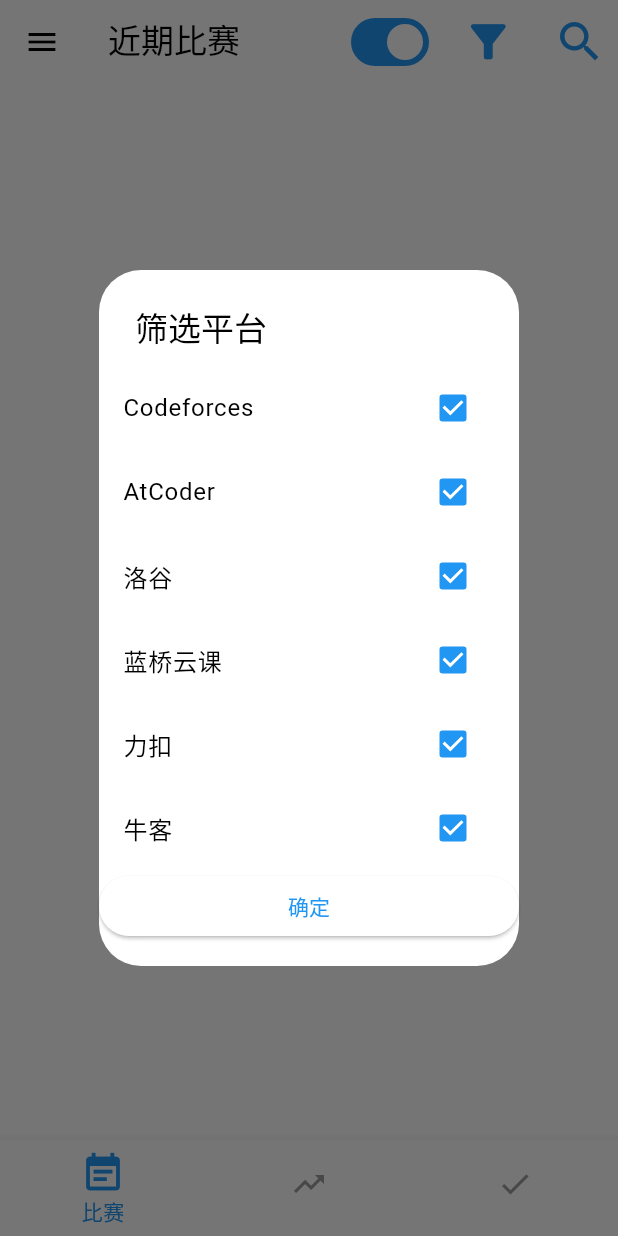
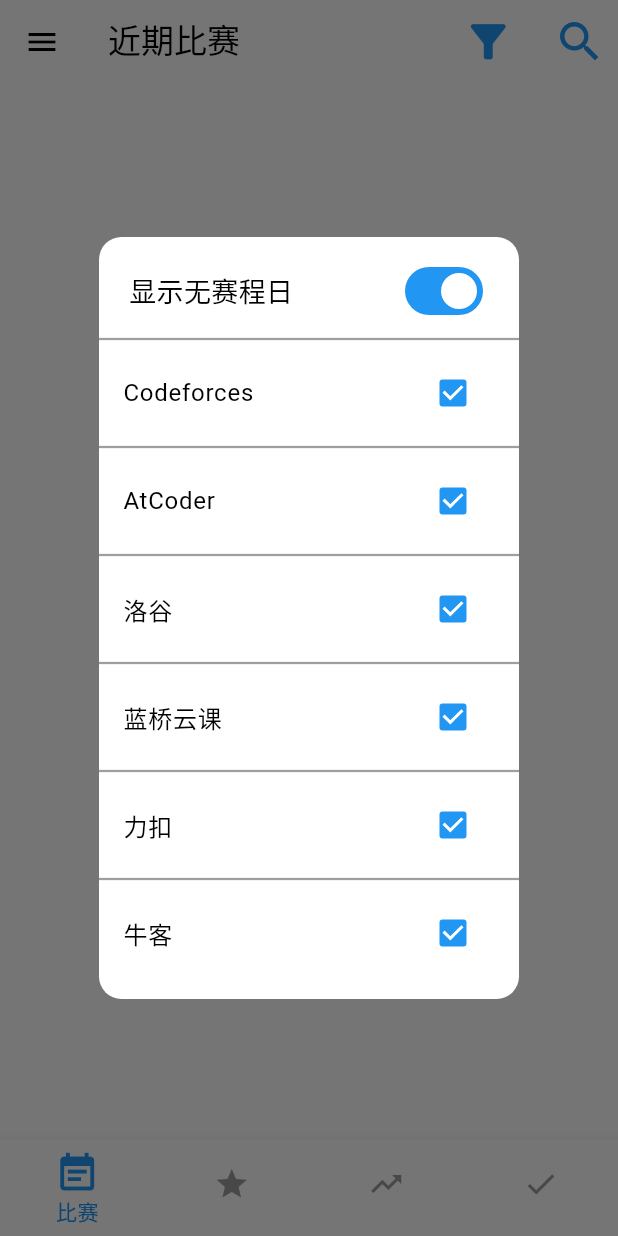
Before and after one commit to 2754LM/oj_helper, a Flutter app: the screen it shows after launch, after a tap on the "filter alt" icon, on a phone screen of 412 x 824 dp. Run offline on Flutter 3.47's test engine with Material 3 defaults, Android fonts, the phone set to English and light mode, and no system bars; our stand-ins replace dio, fl_chart, shared_preferences.

Commit message:
feature:进度条，页面修改

```diff
--- a/lib/UI/navigation_page.dart
+++ b/lib/UI/navigation_page.dart
@@ -1,8 +1,8 @@
 import 'package:flutter/material.dart';
-
 import 'rating_page.dart';
 import 'recent_contest_page.dart';
 import 'solved_num_page.dart';
+import 'favorites_page.dart';
 
 class NavigationPage extends StatefulWidget {
   @override
@@ -15,6 +15,7 @@ class _NavigationPageState extends State<NavigationPage> {
   //页面列表
   final List<Widget> _pages = [
     RecentContestPage(),
+    FavoritesPage(),
     RatingPage(),
     SolvedNumPage(),
   ];
@@ -23,17 +24,18 @@ class _NavigationPageState extends State<NavigationPage> {
     return Scaffold(
       //动画样式
       body: AnimatedSwitcher(
-        duration: const Duration(milliseconds: 300), // 动画持续时间
+        duration: const Duration(milliseconds: 300),
         transitionBuilder: (child, animation) => FadeTransition(
-          opacity: animation, // 使用 淡入淡出动画
+          opacity: animation,
           child: child,
         ),
-        child: _pages[_selectedIndex], // 使用 _pages[_selectedIndex] 作为子组件
+        child: _pages[_selectedIndex],
       ),
       // 底部导航栏
       bottomNavigationBar: BottomNavigationBar(
         items: const <BottomNavigationBarItem>[
           BottomNavigationBarItem(icon: Icon(Icons.event_note), label: '比赛'),
+          BottomNavigationBarItem(icon: Icon(Icons.star), label: '收藏'),
           BottomNavigationBarItem(icon: Icon(Icons.trending_up), label: '分数'),
           BottomNavigationBarItem(icon: Icon(Icons.done), label: '题量'),
         ],
@@ -41,10 +43,12 @@ class _NavigationPageState extends State<NavigationPage> {
           color: Colors.blue,
           size: 30,
         ),
+        type: BottomNavigationBarType.fixed,
         unselectedItemColor: Colors.grey,
         showSelectedLabels: true,
         showUnselectedLabels: false,
         currentIndex: _selectedIndex,
+        selectedLabelStyle: TextStyle(color: Colors.blue),
         // 点击事件
         onTap: (index) {
           setState(() {
--- a/lib/UI/recent_contest_page.dart
+++ b/lib/UI/recent_contest_page.dart
@@ -1,3 +1,5 @@
+import 'dart:io';
+
 import 'package:dio/dio.dart';
 import 'package:flutter/material.dart';
 import 'package:oj_helper/models/contest.dart' show Contest;
@@ -15,12 +17,11 @@ class _RecentContestPageState extends State<RecentContestPage>
     with AutomaticKeepAliveClientMixin {
   @override
   bool get wantKeepAlive => true;
-
+  final platForms = ['Codeforces', 'AtCoder', '洛谷', '蓝桥云课', '力扣', '牛客'];
   // 按日期分类的比赛列表，长度为7
   Dio dio = Dio();
   // 查询天数，默认7天
   int day = 7;
-
   // 加载状态
   bool isLoading = false;
 
@@ -56,17 +57,6 @@ class _RecentContestPageState extends State<RecentContestPage>
           ),
         ),
         actions: [
-          Switch(
-            value: Provider.of<ContestProvider>(context).showEmptyDay,
-            onChanged: (value) {
-              if (mounted) {
-                setState(() {
-                  Provider.of<ContestProvider>(context, listen: false)
-                      .toggleShowEmptyDay(value);
-                });
-              }
-            },
-          ),
           SizedBox(width: 10),
           IconButton(
             icon: Icon(Icons.filter_alt),
@@ -102,92 +92,49 @@ class _RecentContestPageState extends State<RecentContestPage>
     showDialog(
         context: context,
         builder: (BuildContext context) {
-          return SimpleDialog(title: Text('筛选平台'), children: [
-            DialogCheckbox(
-              title: 'Codeforces',
-              value: Provider.of<ContestProvider>(context)
-                  .selectedPlatforms['Codeforces'],
+          return SimpleDialog(
+            shape: RoundedRectangleBorder(
+              borderRadius: BorderRadius.circular(15),
+            ),
+            children: [
+              Row(children: [
+                SizedBox(width: 20),
+                Text(
+                  '显示无赛程日',
+                  style: TextStyle(fontSize: 18, color: Colors.black),
+                ),
+                Spacer(),
+                Switch(
+                  value: Provider.of<ContestProvider>(context).showEmptyDay,
                   onChanged: (value) {
                     if (mounted) {
                       setState(() {
                         Provider.of<ContestProvider>(context, listen: false)
-                        .updatePlatformSelection('Codeforces', value!);
+                            .toggleShowEmptyDay(value);
                       });
                     }
                   },
                 ),
+                SizedBox(width: 20),
+              ]),
+              for (var name in platForms) ...[
+                Divider(color: Colors.grey, thickness: 1.5),
                 DialogCheckbox(
-              title: 'AtCoder',
+                  title: name,
                   value: Provider.of<ContestProvider>(context)
-                  .selectedPlatforms['AtCoder'],
+                      .selectedPlatforms[name],
                   onChanged: (value) {
                     if (mounted) {
                       setState(() {
                         Provider.of<ContestProvider>(context, listen: false)
-                        .updatePlatformSelection('AtCoder', value!);
+                            .updatePlatformSelection(name, value!);
                       });
                     }
                   },
                 ),
-            DialogCheckbox(
-              title: '洛谷',
-              value:
-                  Provider.of<ContestProvider>(context).selectedPlatforms['洛谷'],
-              onChanged: (value) {
-                if (mounted) {
-                  setState(() {
-                    Provider.of<ContestProvider>(context, listen: false)
-                        .updatePlatformSelection('洛谷', value!);
-                  });
-                }
-              },
-            ),
-            DialogCheckbox(
-              title: '蓝桥云课',
-              value: Provider.of<ContestProvider>(context)
-                  .selectedPlatforms['蓝桥云课'],
-              onChanged: (value) {
-                if (mounted) {
-                  setState(() {
-                    Provider.of<ContestProvider>(context, listen: false)
-                        .updatePlatformSelection('蓝桥云课', value!);
-                  });
-                }
-              },
-            ),
-            DialogCheckbox(
-              title: '力扣',
-              value:
-                  Provider.of<ContestProvider>(context).selectedPlatforms['力扣'],
-              onChanged: (value) {
-                if (mounted) {
-                  setState(() {
-                    Provider.of<ContestProvider>(context, listen: false)
-                        .updatePlatformSelection('力扣', value!);
-                  });
-                }
-              },
-            ),
-            DialogCheckbox(
-              title: '牛客',
-              value:
-                  Provider.of<ContestProvider>(context).selectedPlatforms['牛客'],
-              onChanged: (value) {
-                if (mounted) {
-                  setState(() {
-                    Provider.of<ContestProvider>(context, listen: false)
-                        .updatePlatformSelection('牛客', value!);
-                  });
-                }
-              },
-            ),
-            ElevatedButton(
-              child: Text('确定'),
-              onPressed: () {
-                Navigator.pop(context);
-              },
-            ),
-          ]);
+              ]
+            ],
+          );
         });
   }
 
--- a/lib/models/rating.dart
+++ b/lib/models/rating.dart
@@ -2,10 +2,13 @@ class Rating {
   final String name;
   final int curRating;
   final int maxRating;
-
+  int time;
+  int ranking;
   Rating({
     this.name = '',
     required this.curRating,
     this.maxRating = -1,
+    this.time = 0,
+    this.ranking = 0,
   });
 }
```
Also changed, not shown: lib/UI/favorites_page.dart (added, +13 -0 lines), lib/UI/rating_page.dart (+80 -23 lines), lib/UI/solved_num_page.dart (+7 -21 lines), lib/UI/widgets/platform_help.dart (+0 -19 lines), lib/services/rating_services.dart (+46 -13 lines), lib/utils/rating_utils.dart (+7 -1 lines). Lines whose indentation alone changed are shown as unchanged.
